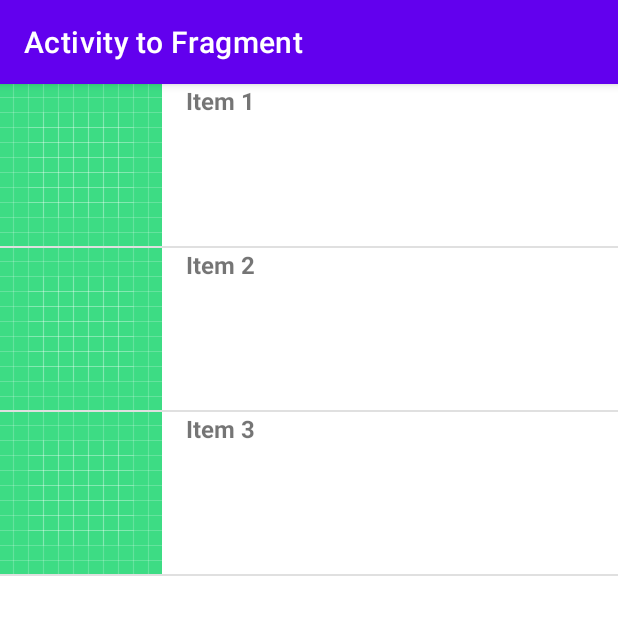
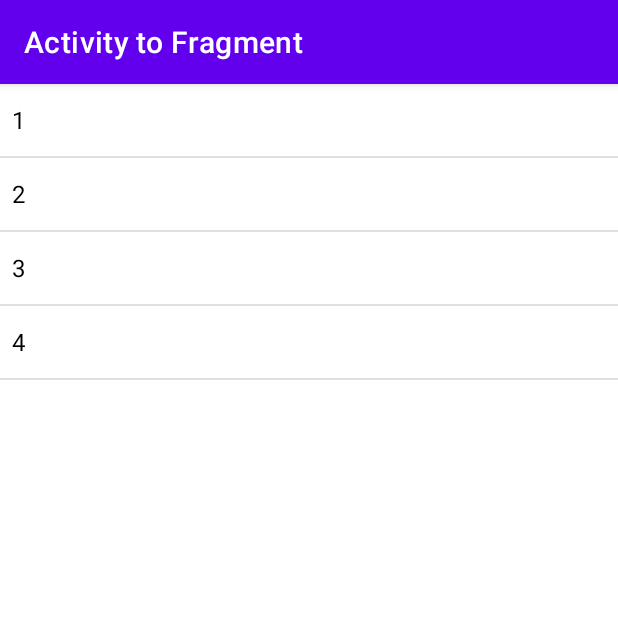
Before and after one commit to Sabindara17/ActivityToFragment, an Android app: the screen it shows after launch (MainActivity), on a phone screen of 412 x 824 dp, the top half of it. Run offline under Robolectric (Android 15) with nearby library versions, the phone set to English and light mode, and no system bars.

```diff
--- a/app/src/main/java/com/example/activitytofragment/MainActivity.java
+++ b/app/src/main/java/com/example/activitytofragment/MainActivity.java
@@ -13,32 +13,49 @@ import java.util.ArrayList;
 
 public class MainActivity extends AppCompatActivity {
     private MyAdapter adapter;
-    private final ArrayList<DataClass> data = new ArrayList<DataClass>();
-        String tutorial[]={
+//    private final ArrayList<DataClass> data = new ArrayList<DataClass>();
+ ArrayList<DataClass>  shyameList = new ArrayList<DataClass>();
+    String tutorial[] = {
             "1",
             "2",
             "3",
             "4"
     };
+
+
     ArrayAdapter<String> arrayAdapter;
     ListView listView;
+
     @Override
     protected void onCreate(Bundle savedInstanceState) {
         super.onCreate(savedInstanceState);
         setContentView(R.layout.activity_main);
-        listView= findViewById(R.id.list);
-        data.add(new DataClass(R.drawable.ic_launcher_background, "Item 1"));
-        data.add(new DataClass(R.drawable.ic_launcher_background, "Item 2"));
-        data.add(new DataClass(R.drawable.ic_launcher_background, "Item 3"));
-        adapter= new MyAdapter(MainActivity.this,data);
-        listView.setAdapter(adapter);
+        listView = findViewById(R.id.list);
+        shyameList.add(new DataClass(R.drawable.ic_launcher_background,"asdasdsadsa"));
+        shyameList.add(new DataClass(R.drawable.ic_launcher_background,"kljklhgkjlhgk"));
+//        data.add(new DataClass(R.drawable.ic_launcher_background, "asdasdasdas 1"));
+//        data.add(new DataClass(R.drawable.ic_launcher_background, "asdasdasdas 1"));
+//        data.add(new DataClass(R.drawable.ic_launcher_background, "asdasdasdas 1"));
+//        data.add(new DataClass(R.drawable.ic_launcher_background, "asdasdasdas 1"));
+//        data.add(new DataClass(R.drawable.ic_launcher_background, "asdasdasdas 1"));
+//        data.add(new DataClass(R.drawable.ic_launcher_background, "asdasdasdas 1"));
+//        data.add(new DataClass(R.drawable.ic_launcher_background, "asdasdasdas 1"));
+//        data.add(new DataClass(R.drawable.ic_launcher_background, "asdasdasdas 1"));
+//        data.add(new DataClass(R.drawable.ic_launcher_background, "Item 2"));
+//        data.add(new DataClass(R.drawable.ic_launcher_background, "Item 3"));
 
-//        arrayAdapter= new ArrayAdapter<>(
+
+       MyAdapter adapter= new MyAdapter(MainActivity.this,shyameList);
+//        listView.setAdapter(adapter);
+
+//      ArrayAdapter<String>  arrayAdapter= new ArrayAdapter<>(
 //                this,
-//                androidx.appcompat.R.layout.support_simple_spinner_dropdown_item,
+//               androidx.appcompat.R.layout.support_simple_spinner_dropdown_item,
 //                tutorial
 //        );
-//        listView.setAdapter(arrayAdapter);
+
+        ArrayAdapter<String> rameAdapter = new ArrayAdapter<>(MainActivity.this, androidx.appcompat.R.layout.support_simple_spinner_dropdown_item, tutorial);
+        listView.setAdapter(rameAdapter);
 //
 //        listView.setOnItemClickListener(new AdapterView.OnItemClickListener() {
 //            @Override
--- a/app/src/main/java/com/example/activitytofragment/MyAdapter.java
+++ b/app/src/main/java/com/example/activitytofragment/MyAdapter.java
@@ -27,23 +27,37 @@ public class MyAdapter extends ArrayAdapter<DataClass> {
     @NonNull
     @Override
     public View getView(int position, @Nullable View convertView, @NonNull ViewGroup parent) {
+        View newViewclass = LayoutInflater.from(getContext()).inflate(R.layout.list_item,parent,false);
+       DataClass  getDataPosition = getItem(position);
 
-        // convertView which is recyclable view
-        View currentItemView = LayoutInflater.from(getContext()).inflate(R.layout.list_item, parent, false);
+       ImageView imageView = newViewclass.findViewById(R.id.imageView);
+        TextView textView = newViewclass.findViewById(R.id.titleTextView);
 
-        // get the position of the view from the ArrayAdapter
-        DataClass currentNumberPosition = getItem(position);
+        imageView.setImageResource(getDataPosition.images);
+        textView.setText(getDataPosition.text);
+        return super.getView(position, convertView, parent);
+    }
 
-        // then according to the position of the view assign the desired image for the same
-        ImageView numbersImage = currentItemView.findViewById(R.id.imageView);
-        numbersImage.setImageResource(currentNumberPosition.images);
-
-        // then according to the position of the view assign the desired TextView 1 for the same
-        TextView textView1 = currentItemView.findViewById(R.id.titleTextView);
-        textView1.setText(currentNumberPosition.getText());
-
-
-        // then return the recyclable view
-        return currentItemView;
-    }
+    //    @NonNull
+//    @Override
+//    public View getView(int position, @Nullable View convertView, @NonNull ViewGroup parent) {
+//
+//        // convertView which is recyclable view
+//        View currentItemView = LayoutInflater.from(getContext()).inflate(R.layout.list_item, parent, false);
+//
+//        // get the position of the view from the ArrayAdapter
+//        DataClass currentNumberPosition = getItem(position);
+//
+//        // then according to the position of the view assign the desired image for the same
+//        ImageView numbersImage = currentItemView.findViewById(R.id.imageView);
+//        numbersImage.setImageResource(currentNumberPosition.images);
+//
+//        // then according to the position of the view assign the desired TextView 1 for the same
+//        TextView textView1 = currentItemView.findViewById(R.id.titleTextView);
+//        textView1.setText(currentNumberPosition.getText());
+//
+//
+//        // then return the recyclable view
+//        return currentItemView;
+//    }
 }
--- a/app/src/main/res/layout/activity_main.xml
+++ b/app/src/main/res/layout/activity_main.xml
@@ -10,6 +10,8 @@
     <ListView
         android:layout_width="match_parent"
         android:id="@+id/list"
-        android:layout_height="match_parent"/>
+        android:layout_height="match_parent"
+        android:numColumns="2"
+        />
 
 </LinearLayout>
--- a/app/src/main/res/layout/list_item.xml
+++ b/app/src/main/res/layout/list_item.xml
@@ -1,7 +1,7 @@
 <LinearLayout xmlns:android="http://schemas.android.com/apk/res/android"
     android:layout_width="match_parent"
     android:layout_height="wrap_content"
-    android:orientation="horizontal">
+    android:orientation="vertical">
 
     <ImageView
         android:id="@+id/imageView"
@@ -19,7 +19,7 @@
             android:id="@+id/titleTextView"
             android:layout_width="wrap_content"
             android:layout_height="wrap_content"
-            android:text="Title"
+            android:text="LONG TEXT......."
             android:textStyle="bold"
             android:textSize="16sp"/>
 
```
Also changed, not shown: app/src/main/res/layout/test.xml (added, +11 -0 lines). Lines whose indentation alone changed are shown as unchanged.
